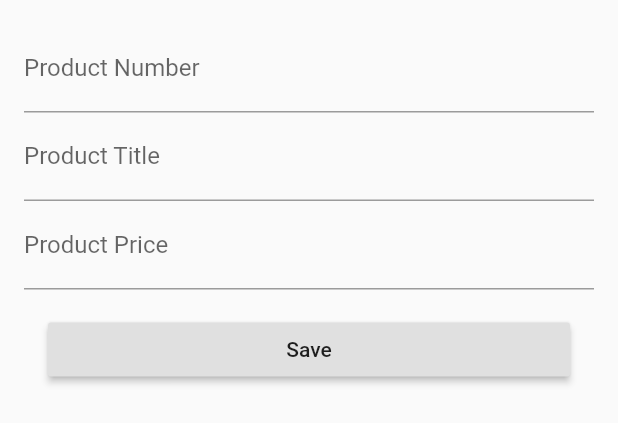
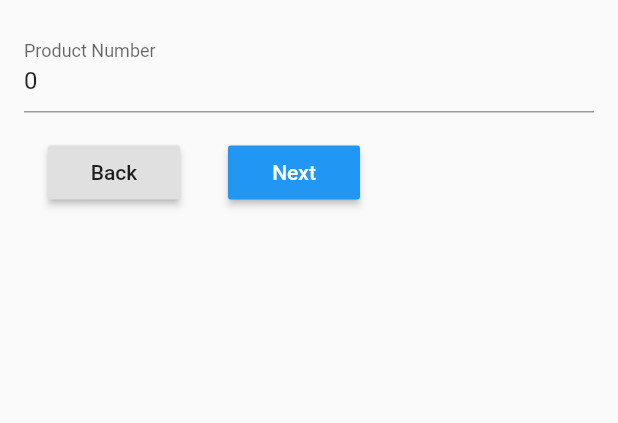
Before and after one commit to moeidsaleem/Costco-Clearance-Mobile, a Flutter app: the OrderFormComponent widget shown alone on an empty page, opened directly, on a phone screen of 412 x 824 dp. Shown: the top 423 px of the screen. Run offline on Flutter 3.47's test engine with Material 2 defaults, Android fonts, the phone set to English and light mode, and no system bars; our stand-ins replace camera; missing offline and left inert: flutter_facebook_login.

```diff
--- a/lib/components/orderForm.dart
+++ b/lib/components/orderForm.dart
@@ -7,8 +7,25 @@ class OrderFormComponent extends StatefulWidget {
 }
 
 class _OrderFormComponentState extends State<OrderFormComponent> {
-  final _formKey = GlobalKey<FormState>();
-  final _order = Order();
+  final GlobalKey<FormState> _formKey = GlobalKey<FormState>();
+  final Order _order = Order();
+
+  int step = 1;
+
+  void _onSavedField(callback) {
+    setState(callback);
+  }
+
+  Widget _renderField() {
+    if (step == 2) {
+      print(_order.productNumber);
+      return ProductTitleWidget(this._onSavedField, _order);
+    }
+    if (step == 3) {
+      return ProductPriceWidget(this._onSavedField, _order);
+    }
+    return ProductItemWidget(this._onSavedField, _order);
+  }
 
   @override
   Widget build(BuildContext context) {
@@ -20,54 +37,51 @@ class _OrderFormComponentState extends State<OrderFormComponent> {
           child: Column(
             crossAxisAlignment: CrossAxisAlignment.stretch,
             children: [
-              TextFormField(
-                keyboardType: TextInputType.number,
-                decoration: InputDecoration(labelText: 'Product Number'),
-                validator: (value) {
-                  if (value.isEmpty) {
-                    return 'Please enter your Product Number';
+              this._renderField(),
+              Row(
+                children: <Widget>[
+                  Container(
+                    padding: const EdgeInsets.symmetric(
+                        vertical: 16.0, horizontal: 16.0),
+                    child: RaisedButton(
+                      onPressed: () {
+                        if (this.step > 1) {
+                          setState(() {
+                            step--;
+                          });
                         }
-                  return null;
                       },
-                onSaved: (val) =>
-                    setState(() => _order.productNumber = int.parse(val)),
-              ),
-              TextFormField(
-                  decoration: InputDecoration(labelText: 'Product Title'),
-                  validator: (value) {
-                    if (value.isEmpty) {
-                      return 'Please enter your Product Title.';
-                    }
-                    return null;
-                  },
-                  onSaved: (val) => setState(() => _order.productTitle = val)),
-              TextFormField(
-                keyboardType: TextInputType.number,
-                decoration: InputDecoration(labelText: 'Product Price'),
-                validator: (value) {
-                  if (value.isEmpty) {
-                    return 'Please enter your Product Price.';
-                  }
-                  return null;
-                },
-                onSaved: (val) => setState(
-                  () => _order.productPrice = double.parse(val),
+                      child: Text('Back'),
                     ),
                   ),
                   Container(
                     padding: const EdgeInsets.symmetric(
                         vertical: 16.0, horizontal: 16.0),
                     child: RaisedButton(
+                      color: Colors.blue,
                       onPressed: () {
                         final form = _formKey.currentState;
                         if (form.validate()) {
                           form.save();
+                          if (step == 3) {
                             _order.save();
                             _showDialog(context);
+                            return;
+                          }
+                          setState(() {
+                            step++;
+                          });
                         }
                       },
-                  child: Text('Save'),
+                      child: Text(
+                        this.step == 3 ? 'Save' : 'Next',
+                        style: TextStyle(
+                          color: Colors.white,
                         ),
+                      ),
+                    ),
+                  ),
+                ],
               ),
             ],
           ),
@@ -81,3 +95,73 @@ class _OrderFormComponentState extends State<OrderFormComponent> {
         .showSnackBar(SnackBar(content: Text('Submitting form')));
   }
 }
+
+class ProductItemWidget extends StatelessWidget {
+  final Function _onSaved;
+  final Order _order;
+
+  ProductItemWidget(this._onSaved, this._order);
+
+  @override
+  Widget build(BuildContext context) {
+    return TextFormField(
+      initialValue: _order.productNumber.toString(),
+      keyboardType: TextInputType.number,
+      decoration: InputDecoration(labelText: 'Product Number'),
+      validator: (value) {
+        if (value.isEmpty) {
+          return 'Please enter your Product Number';
+        }
+        return null;
+      },
+      onSaved: (val) =>
+          this._onSaved(() => _order.productNumber = int.parse(val)),
+    );
+  }
+}
+
+class ProductTitleWidget extends StatelessWidget {
+  final Function _onSaved;
+  final Order _order;
+
+  ProductTitleWidget(this._onSaved, this._order);
+
+  @override
+  Widget build(BuildContext context) {
+    return TextFormField(
+      initialValue: _order.productTitle,
+      decoration: InputDecoration(labelText: 'Product Title'),
+      validator: (value) {
+        if (value.isEmpty) {
+          return 'Please enter your Product Title.';
+        }
+        return null;
+      },
+      onSaved: (val) => this._onSaved(() => _order.productTitle = val),
+    );
+  }
+}
+
+class ProductPriceWidget extends StatelessWidget {
+  final Function _onSaved;
+  final Order _order;
+
+  ProductPriceWidget(this._onSaved, this._order);
+
+  @override
+  Widget build(BuildContext context) {
+    return TextFormField(
+      initialValue: _order.productPrice.toString(),
+      keyboardType: TextInputType.number,
+      decoration: InputDecoration(labelText: 'Product Price'),
+      validator: (value) {
+        if (value.isEmpty) {
+          return 'Please enter your Product Price.';
+        }
+        return null;
+      },
+      onSaved: (val) =>
+          this._onSaved(() => _order.productPrice = double.parse(val)),
+    );
+  }
+}
--- a/lib/models/order.dart
+++ b/lib/models/order.dart
@@ -4,6 +4,11 @@ class Order {
   double productPrice = 0.0;
 
   save() {
+    print({
+      productNumber,
+      productTitle,
+      productPrice
+    });
     print('saving user using a web service');
   }
 }
```
Also changed, not shown: lib/components/facebookLogin.dart (+7 -1 lines), 14 other files. Lines whose indentation alone changed are shown as unchanged.
